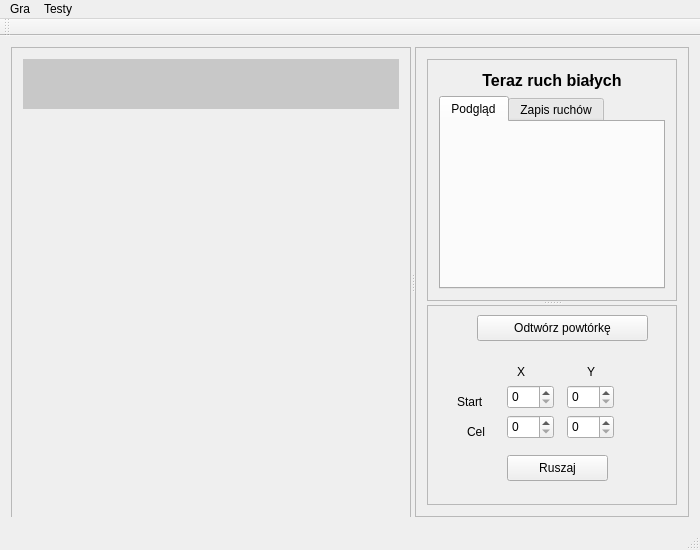
Before: the Qt Designer form mainwindow.ui in TheKrystek/ChessCam, drawn with Qt 5.
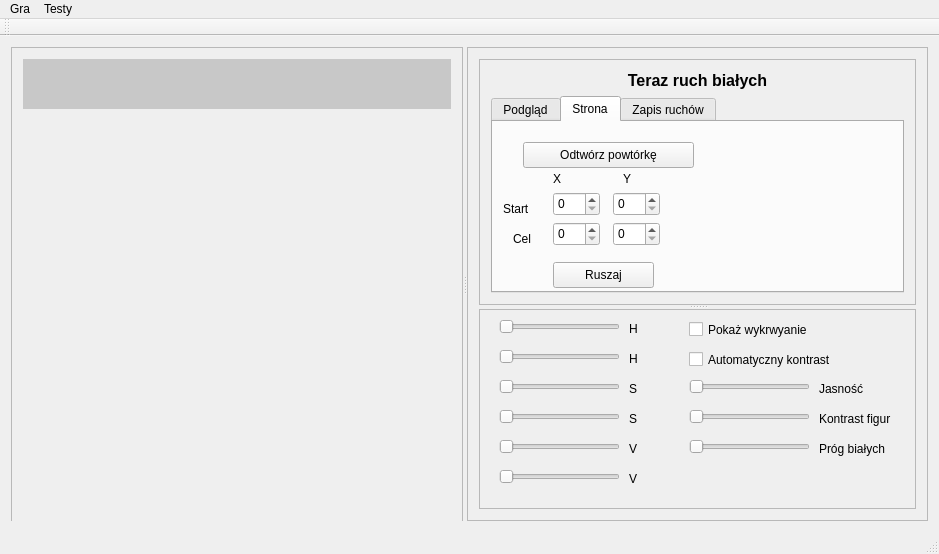
After: the same form once the commit is applied. The open tabs and pages were chosen to show the change. Custom widgets are drawn as their Qt base class.

Diff of the .ui file:
```diff
--- a/mainwindow.ui
+++ b/mainwindow.ui
@@ -6,8 +6,8 @@
    <rect>
     <x>0</x>
     <y>0</y>
-    <width>700</width>
-    <height>550</height>
+    <width>939</width>
+    <height>554</height>
    </rect>
   </property>
   <property name="minimumSize">
@@ -127,10 +127,145 @@
                </attribute>
                <layout class="QHBoxLayout" name="horizontalLayout_5">
                 <item>
-                 <widget class="QWidget" name="widget_2" native="true"/>
+                 <widget class="OpenCVwidget" name="opencv" native="true"/>
                 </item>
                </layout>
               </widget>
+              <widget class="QWidget" name="tab_3">
+               <attribute name="title">
+                <string>Strona</string>
+               </attribute>
+               <widget class="QPushButton" name="pushButton_2">
+                <property name="geometry">
+                 <rect>
+                  <x>30</x>
+                  <y>20</y>
+                  <width>171</width>
+                  <height>26</height>
+                 </rect>
+                </property>
+                <property name="text">
+                 <string>Odtwórz powtórkę</string>
+                </property>
+               </widget>
+               <widget class="QSpinBox" name="sx">
+                <property name="geometry">
+                 <rect>
+                  <x>60</x>
+                  <y>70</y>
+                  <width>47</width>
+                  <height>24</height>
+                 </rect>
+                </property>
+                <property name="maximum">
+                 <number>7</number>
+                </property>
+               </widget>
+               <widget class="QSpinBox" name="ey">
+                <property name="geometry">
+                 <rect>
+                  <x>120</x>
+                  <y>100</y>
+                  <width>47</width>
+                  <height>24</height>
+                 </rect>
+                </property>
+                <property name="maximum">
+                 <number>7</number>
+                </property>
+               </widget>
+               <widget class="QLabel" name="label_4">
+                <property name="geometry">
+                 <rect>
+                  <x>20</x>
+                  <y>110</y>
+                  <width>57</width>
+                  <height>14</height>
+                 </rect>
+                </property>
+                <property name="text">
+                 <string>Cel</string>
+                </property>
+               </widget>
+               <widget class="QPushButton" name="pushButton">
+                <property name="geometry">
+                 <rect>
+                  <x>60</x>
+                  <y>140</y>
+                  <width>101</width>
+                  <height>26</height>
+                 </rect>
+                </property>
+                <property name="text">
+                 <string>Ruszaj</string>
+                </property>
+               </widget>
+               <widget class="QSpinBox" name="ex">
+                <property name="geometry">
+                 <rect>
+                  <x>60</x>
+                  <y>100</y>
+                  <width>47</width>
+                  <height>24</height>
+                 </rect>
+                </property>
+                <property name="maximum">
+                 <number>7</number>
+                </property>
+               </widget>
+               <widget class="QSpinBox" name="sy">
+                <property name="geometry">
+                 <rect>
+                  <x>120</x>
+                  <y>70</y>
+                  <width>47</width>
+                  <height>24</height>
+                 </rect>
+                </property>
+                <property name="maximum">
+                 <number>7</number>
+                </property>
+               </widget>
+               <widget class="QLabel" name="label">
+                <property name="geometry">
+                 <rect>
+                  <x>10</x>
+                  <y>80</y>
+                  <width>57</width>
+                  <height>14</height>
+                 </rect>
+                </property>
+                <property name="text">
+                 <string>Start</string>
+                </property>
+               </widget>
+               <widget class="QLabel" name="label_2">
+                <property name="geometry">
+                 <rect>
+                  <x>60</x>
+                  <y>50</y>
+                  <width>57</width>
+                  <height>14</height>
+                 </rect>
+                </property>
+                <property name="text">
+                 <string>X</string>
+                </property>
+               </widget>
+               <widget class="QLabel" name="label_3">
+                <property name="geometry">
+                 <rect>
+                  <x>130</x>
+                  <y>50</y>
+                  <width>57</width>
+                  <height>14</height>
+                 </rect>
+                </property>
+                <property name="text">
+                 <string>Y</string>
+                </property>
+               </widget>
+              </widget>
               <widget class="QWidget" name="tab_2">
                <attribute name="title">
                 <string>Zapis ruchów</string>
@@ -158,134 +293,291 @@
            <property name="frameShadow">
             <enum>QFrame::Raised</enum>
            </property>
-           <widget class="QPushButton" name="pushButton">
+           <widget class="QSlider" name="h_lows">
             <property name="geometry">
              <rect>
-              <x>80</x>
-              <y>150</y>
-              <width>101</width>
-              <height>26</height>
+              <x>20</x>
+              <y>10</y>
+              <width>121</width>
+              <height>16</height>
              </rect>
             </property>
-            <property name="text">
-             <string>Ruszaj</string>
+            <property name="maximum">
+             <number>255</number>
             </property>
+            <property name="orientation">
+             <enum>Qt::Horizontal</enum>
+            </property>
            </widget>
-           <widget class="QSpinBox" name="ex">
+           <widget class="QSlider" name="h_ups">
             <property name="geometry">
              <rect>
-              <x>80</x>
-              <y>110</y>
-              <width>47</width>
-              <height>24</height>
+              <x>20</x>
+              <y>40</y>
+              <width>121</width>
+              <height>16</height>
              </rect>
             </property>
             <property name="maximum">
-             <number>7</number>
+             <number>255</number>
             </property>
+            <property name="orientation">
+             <enum>Qt::Horizontal</enum>
+            </property>
            </widget>
-           <widget class="QLabel" name="label">
+           <widget class="QSlider" name="s_lows">
             <property name="geometry">
              <rect>
-              <x>30</x>
-              <y>90</y>
-              <width>57</width>
-              <height>14</height>
+              <x>20</x>
+              <y>70</y>
+              <width>121</width>
+              <height>16</height>
              </rect>
             </property>
+            <property name="maximum">
+             <number>255</number>
+            </property>
+            <property name="orientation">
+             <enum>Qt::Horizontal</enum>
+            </property>
+           </widget>
+           <widget class="QSlider" name="s_ups">
+            <property name="geometry">
+             <rect>
+              <x>20</x>
+              <y>100</y>
+              <width>121</width>
+              <height>16</height>
+             </rect>
+            </property>
+            <property name="maximum">
+             <number>255</number>
+            </property>
+            <property name="orientation">
+             <enum>Qt::Horizontal</enum>
+            </property>
+           </widget>
+           <widget class="QLabel" name="h_lowl">
+            <property name="geometry">
+             <rect>
+              <x>150</x>
+              <y>10</y>
+              <width>51</width>
+              <height>20</height>
+             </rect>
+            </property>
             <property name="text">
-             <string>Start</string>
+             <string>H</string>
             </property>
            </widget>
-           <widget class="QLabel" name="label_2">
+           <widget class="QLabel" name="h_upl">
             <property name="geometry">
              <rect>
-              <x>90</x>
-              <y>60</y>
-              <width>57</width>
-              <height>14</height>
+              <x>150</x>
+              <y>40</y>
+              <width>51</width>
+              <height>20</height>
              </rect>
             </property>
             <property name="text">
-             <string>X</string>
+             <string>H</string>
             </property>
            </widget>
-           <widget class="QLabel" name="label_3">
+           <widget class="QLabel" name="s_lowl">
             <property name="geometry">
              <rect>
-              <x>160</x>
-              <y>60</y>
-              <width>57</width>
-              <height>14</height>
+              <x>150</x>
+              <y>70</y>
+              <width>51</width>
+              <height>20</height>
              </rect>
             </property>
             <property name="text">
-             <string>Y</string>
+             <string>S</string>
             </property>
            </widget>
-           <widget class="QSpinBox" name="sy">
+           <widget class="QLabel" name="s_upl">
             <property name="geometry">
              <rect>
-              <x>140</x>
-              <y>80</y>
-              <width>47</width>
-              <height>24</height>
+              <x>150</x>
+              <y>100</y>
+              <width>51</width>
+              <height>20</height>
              </rect>
             </property>
-            <property name="maximum">
-             <number>7</number>
+            <property name="text">
+             <string>S</string>
             </property>
            </widget>
-           <widget class="QSpinBox" name="sx">
+           <widget class="QLabel" name="v_upl">
             <property name="geometry">
              <rect>
-              <x>80</x>
-              <y>80</y>
-              <width>47</width>
-              <height>24</height>
+              <x>150</x>
+              <y>160</y>
+              <width>51</width>
+              <height>20</height>
              </rect>
             </property>
+            <property name="text">
+             <string>V</string>
+            </property>
+           </widget>
+           <widget class="QSlider" name="v_lows">
+            <property name="geometry">
+             <rect>
+              <x>20</x>
+              <y>130</y>
+              <width>121</width>
+              <height>16</height>
+             </rect>
+            </property>
             <property name="maximum">
-             <number>7</number>
+             <number>255</number>
             </property>
+            <property name="orientation">
+             <enum>Qt::Horizontal</enum>
+            </property>
            </widget>
-           <widget class="QSpinBox" name="ey">
+           <widget class="QSlider" name="v_ups">
             <property name="geometry">
              <rect>
-              <x>140</x>
-              <y>110</y>
-              <width>47</width>
-              <height>24</height>
+              <x>20</x>
+              <y>160</y>
+              <width>121</width>
+              <height>16</height>
              </rect>
             </property>
             <property name="maximum">
-             <number>7</number>
+             <number>255</number>
             </property>
+            <property name="orientation">
+             <enum>Qt::Horizontal</enum>
+            </property>
            </widget>
-           <widget class="QLabel" name="label_4">
+           <widget class="QLabel" name="v_lowl">
             <property name="geometry">
              <rect>
-              <x>40</x>
-              <y>120</y>
-              <width>57</width>
-              <height>14</height>
+              <x>150</x>
+              <y>130</y>
+              <width>51</width>
+              <height>20</height>
              </rect>
             </property>
             <property name="text">
-             <string>Cel</string>
+             <string>V</string>
             </property>
            </widget>
-           <widget class="QPushButton" name="pushButton_2">
+           <widget class="QCheckBox" name="dr">
             <property name="geometry">
              <rect>
-              <x>50</x>
+              <x>210</x>
               <y>10</y>
-              <width>171</width>
-              <height>26</height>
+              <width>141</width>
+              <height>21</height>
              </rect>
             </property>
             <property name="text">
-             <string>Odtwórz powtórkę</string>
+             <string>Pokaż wykrwyanie</string>
+            </property>
+           </widget>
+           <widget class="QCheckBox" name="ac">
+            <property name="geometry">
+             <rect>
+              <x>210</x>
+              <y>40</y>
+              <width>181</width>
+              <height>21</height>
+             </rect>
+            </property>
+            <property name="text">
+             <string>Automatyczny kontrast</string>
+            </property>
+           </widget>
+           <widget class="QLabel" name="gcl">
+            <property name="geometry">
+             <rect>
+              <x>340</x>
+              <y>70</y>
+              <width>111</width>
+              <height>20</height>
+             </rect>
+            </property>
+            <property name="text">
+             <string>Jasność</string>
+            </property>
+           </widget>
+           <widget class="QSlider" name="gc">
+            <property name="geometry">
+             <rect>
+              <x>210</x>
+              <y>70</y>
+              <width>121</width>
+              <height>16</height>
+             </rect>
+            </property>
+            <property name="maximum">
+             <number>100</number>
+            </property>
+            <property name="orientation">
+             <enum>Qt::Horizontal</enum>
+            </property>
+           </widget>
+           <widget class="QLabel" name="fcl">
+            <property name="geometry">
+             <rect>
+              <x>340</x>
+              <y>100</y>
+              <width>111</width>
+              <height>20</height>
+             </rect>
+            </property>
+            <property name="text">
+             <string>Kontrast figur</string>
+            </property>
+           </widget>
+           <widget class="QLabel" name="wftl">
+            <property name="geometry">
+             <rect>
+              <x>340</x>
+              <y>130</y>
+              <width>111</width>
+              <height>20</height>
+             </rect>
+            </property>
+            <property name="text">
+             <string>Próg białych</string>
+            </property>
+           </widget>
+           <widget class="QSlider" name="fc">
+            <property name="geometry">
+             <rect>
+              <x>210</x>
+              <y>100</y>
+              <width>121</width>
+              <height>16</height>
+             </rect>
+            </property>
+            <property name="maximum">
+             <number>255</number>
+            </property>
+            <property name="orientation">
+             <enum>Qt::Horizontal</enum>
+            </property>
+           </widget>
+           <widget class="QSlider" name="wft">
+            <property name="geometry">
+             <rect>
+              <x>210</x>
+              <y>130</y>
+              <width>121</width>
+              <height>16</height>
+             </rect>
+            </property>
+            <property name="maximum">
+             <number>255</number>
+            </property>
+            <property name="orientation">
+             <enum>Qt::Horizontal</enum>
             </property>
            </widget>
           </widget>
@@ -302,7 +594,7 @@
     <rect>
      <x>0</x>
      <y>0</y>
-     <width>700</width>
+     <width>939</width>
      <height>22</height>
     </rect>
    </property>
@@ -479,6 +771,12 @@
    <header location="global">Display.h</header>
    <container>1</container>
   </customwidget>
+  <customwidget>
+   <class>OpenCVwidget</class>
+   <extends>QWidget</extends>
+   <header>camera/WidgetOpenCV.h</header>
+   <container>1</container>
+  </customwidget>
  </customwidgets>
  <resources/>
  <connections/>
```
Left out of the diff: 2 changed lines with no effect on the pictures.
